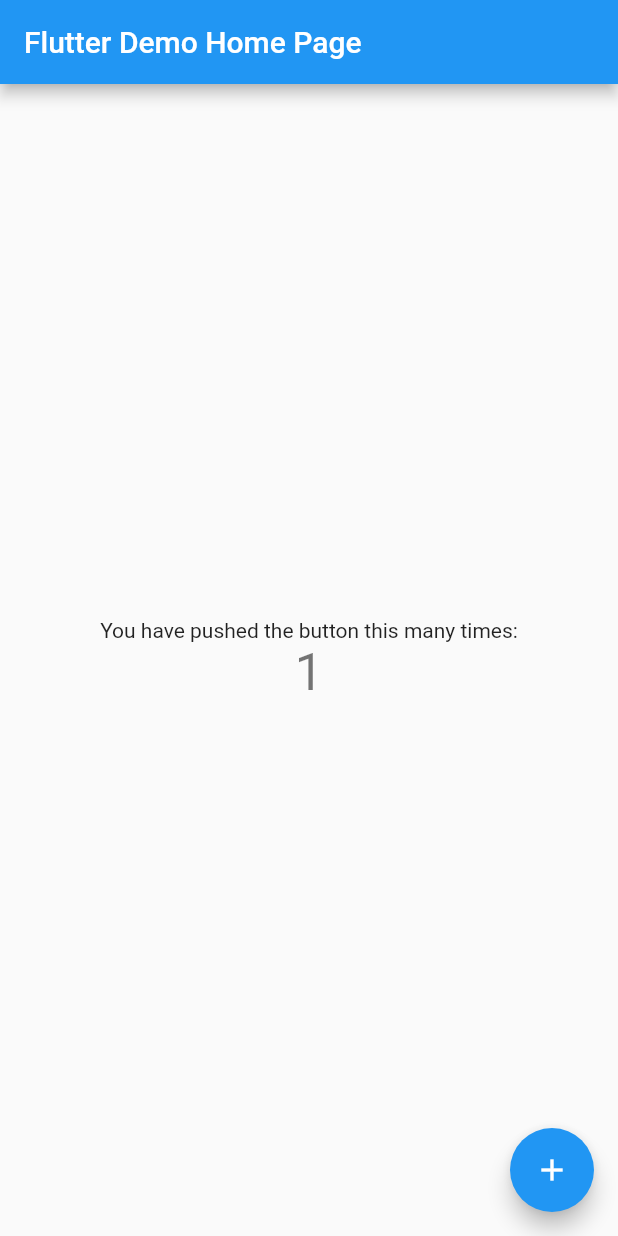
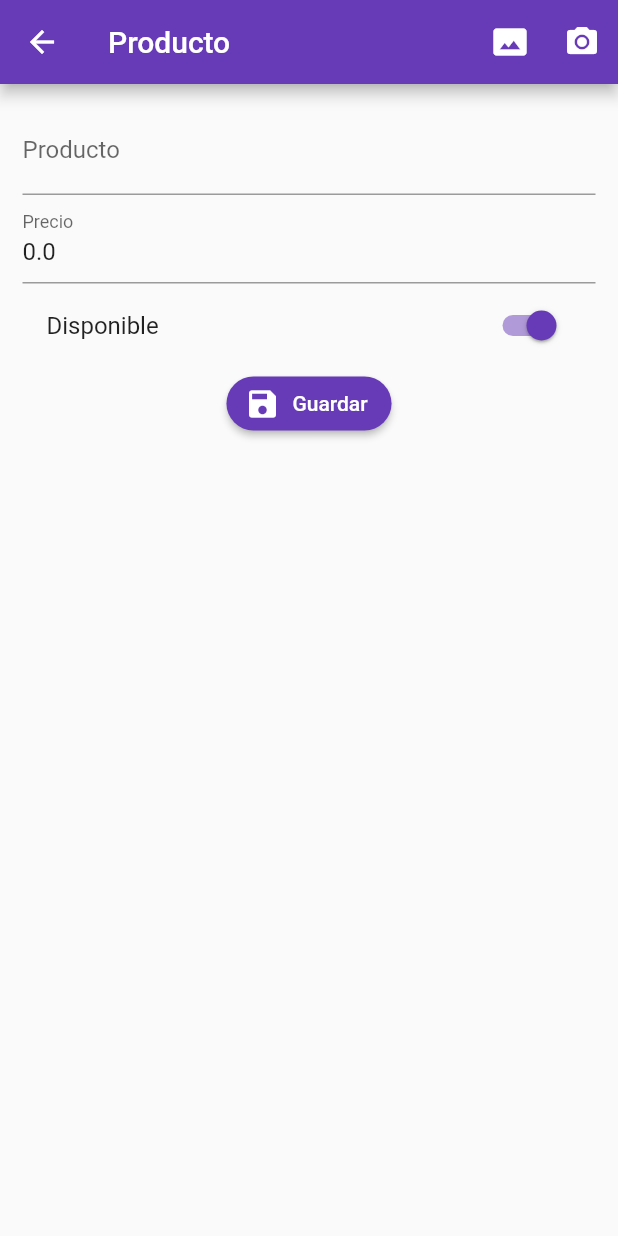
Before and after one commit to jasarmas/flutter_CRUD_REST, a Flutter app: the screen it shows after launch, after a tap on the "add" icon, on a phone screen of 412 x 824 dp. Run offline on Flutter 3.47's test engine with Material 2 defaults, Android fonts, the phone set to English and light mode, and no system bars; our stand-ins replace rxdart; network calls fail.

Commit message:
commit for tracking

```diff
--- a/flutter_crud_rest/lib/main.dart
+++ b/flutter_crud_rest/lib/main.dart
@@ -1,117 +1,28 @@
 import 'package:flutter/material.dart';
+import 'package:flutter_patron_bloc/src/bloc/provider.dart';
+import 'package:flutter_patron_bloc/src/pages/home_page.dart';
+import 'package:flutter_patron_bloc/src/pages/login_page.dart';
+import 'package:flutter_patron_bloc/src/pages/product_page.dart';
 
-void main() {
-  runApp(MyApp());
-}
+void main() => runApp(MyApp());
 
 class MyApp extends StatelessWidget {
-  // This widget is the root of your application.
   @override
   Widget build(BuildContext context) {
-    return MaterialApp(
-      title: 'Flutter Demo',
-      theme: ThemeData(
-        // This is the theme of your application.
-        //
-        // Try running your application with "flutter run". You'll see the
-        // application has a blue toolbar. Then, without quitting the app, try
-        // changing the primarySwatch below to Colors.green and then invoke
-        // "hot reload" (press "r" in the console where you ran "flutter run",
-        // or simply save your changes to "hot reload" in a Flutter IDE).
-        // Notice that the counter didn't reset back to zero; the application
-        // is not restarted.
-        primarySwatch: Colors.blue,
-        // This makes the visual density adapt to the platform that you run
-        // the app on. For desktop platforms, the controls will be smaller and
-        // closer together (more dense) than on mobile platforms.
-        visualDensity: VisualDensity.adaptivePlatformDensity,
+    return Provider(
+      child: MaterialApp(
+        title: 'Material App',
+        debugShowCheckedModeBanner: false,
+        initialRoute: "home",
+        routes: {
+          "login": (BuildContext context) => LoginPage(),
+          "home": (BuildContext context) => HomePage(),
+          "product": (BuildContext context) => ProductPage(),
+        },
+        theme: ThemeData(
+          primaryColor: Colors.deepPurple,
+        ),
       ),
-      home: MyHomePage(title: 'Flutter Demo Home Page'),
     );
   }
 }
-
-class MyHomePage extends StatefulWidget {
-  MyHomePage({Key key, this.title}) : super(key: key);
-
-  // This widget is the home page of your application. It is stateful, meaning
-  // that it has a State object (defined below) that contains fields that affect
-  // how it looks.
-
-  // This class is the configuration for the state. It holds the values (in this
-  // case the title) provided by the parent (in this case the App widget) and
-  // used by the build method of the State. Fields in a Widget subclass are
-  // always marked "final".
-
-  final String title;
-
-  @override
-  _MyHomePageState createState() => _MyHomePageState();
-}
-
-class _MyHomePageState extends State<MyHomePage> {
-  int _counter = 0;
-
-  void _incrementCounter() {
-    setState(() {
-      // This call to setState tells the Flutter framework that something has
-      // changed in this State, which causes it to rerun the build method below
-      // so that the display can reflect the updated values. If we changed
-      // _counter without calling setState(), then the build method would not be
-      // called again, and so nothing would appear to happen.
-      _counter++;
-    });
-  }
-
-  @override
-  Widget build(BuildContext context) {
-    // This method is rerun every time setState is called, for instance as done
-    // by the _incrementCounter method above.
-    //
-    // The Flutter framework has been optimized to make rerunning build methods
-    // fast, so that you can just rebuild anything that needs updating rather
-    // than having to individually change instances of widgets.
-    return Scaffold(
-      appBar: AppBar(
-        // Here we take the value from the MyHomePage object that was created by
-        // the App.build method, and use it to set our appbar title.
-        title: Text(widget.title),
-      ),
-      body: Center(
-        // Center is a layout widget. It takes a single child and positions it
-        // in the middle of the parent.
-        child: Column(
-          // Column is also a layout widget. It takes a list of children and
-          // arranges them vertically. By default, it sizes itself to fit its
-          // children horizontally, and tries to be as tall as its parent.
-          //
-          // Invoke "debug painting" (press "p" in the console, choose the
-          // "Toggle Debug Paint" action from the Flutter Inspector in Android
-          // Studio, or the "Toggle Debug Paint" command in Visual Studio Code)
-          // to see the wireframe for each widget.
-          //
-          // Column has various properties to control how it sizes itself and
-          // how it positions its children. Here we use mainAxisAlignment to
-          // center the children vertically; the main axis here is the vertical
-          // axis because Columns are vertical (the cross axis would be
-          // horizontal).
-          mainAxisAlignment: MainAxisAlignment.center,
-          children: <Widget>[
-            Text(
-              'You have pushed the button this many times:',
-            ),
-            Text(
-              '$_counter',
-              style: Theme.of(context).textTheme.headline4,
-            ),
-          ],
-        ),
-      ),
-      floatingActionButton: FloatingActionButton(
-        onPressed: _incrementCounter,
-        tooltip: 'Increment',
-        child: Icon(Icons.add),
-      ), // This trailing comma makes auto-formatting nicer for build methods.
-    );
-  }
-}
--- /dev/null
+++ b/flutter_crud_rest/lib/src/bloc/login_bloc.dart
@@ -0,0 +1,32 @@
+import 'dart:async';
+
+import 'package:flutter_patron_bloc/src/bloc/validators.dart';
+import 'package:rxdart/rxdart.dart';
+
+class LoginBloc with Validators {
+  final _emailController = BehaviorSubject<String>();
+  final _passwordController = BehaviorSubject<String>();
+
+  //recuperar dato del stream
+  Stream<String> get emailStream =>
+      _emailController.stream.transform(validateEmail);
+  Stream<String> get passwordStream =>
+      _passwordController.stream.transform(validatePassword);
+
+  Stream<bool> get formValidStream =>
+      Rx.combineLatest2(emailStream, passwordStream, (e, p) => true);
+
+  //insertar valores al stream
+  Function(String) get changeEmail => _emailController.sink.add;
+  Function(String) get changePassword => _passwordController.sink.add;
+
+  //Obtener ultimo valor de los streams
+  String get email => _emailController.value;
+  String get password => _passwordController.value;
+
+  //cerrar
+  dispose() {
+    _emailController?.close();
+    _passwordController?.close();
+  }
+}
--- /dev/null
+++ b/flutter_crud_rest/lib/src/bloc/provider.dart
@@ -0,0 +1,27 @@
+import 'package:flutter/material.dart';
+import 'package:flutter_patron_bloc/src/bloc/login_bloc.dart';
+export 'package:flutter_patron_bloc/src/bloc/login_bloc.dart';
+
+class Provider extends InheritedWidget {
+  static Provider _instance;
+
+  factory Provider({Key key, Widget child}) {
+    if (_instance == null) {
+      _instance = new Provider._internal(key: key, child: child);
+    }
+    return _instance;
+  }
+
+  Provider._internal({Key key, Widget child}) : super(key: key, child: child);
+
+  final loginBloc = LoginBloc();
+
+  //Provider({Key key, Widget child}) : super(key: key, child: child);
+
+  @override
+  bool updateShouldNotify(covariant InheritedWidget oldWidget) => true;
+
+  static LoginBloc of(BuildContext context) {
+    return context.dependOnInheritedWidgetOfExactType<Provider>().loginBloc;
+  }
+}
--- /dev/null
+++ b/flutter_crud_rest/lib/src/models/product_model.dart
@@ -0,0 +1,42 @@
+// To parse this JSON data, do
+//
+//     final productModel = productModelFromJson(jsonString);
+
+import 'dart:convert';
+
+ProductModel productModelFromJson(String str) =>
+    ProductModel.fromJson(json.decode(str));
+
+String productModelToJson(ProductModel data) => json.encode(data.toJson());
+
+class ProductModel {
+  ProductModel({
+    this.id,
+    this.title = "",
+    this.value = 0.0,
+    this.available = true,
+    this.photoUrl,
+  });
+
+  String id;
+  String title;
+  double value;
+  bool available;
+  String photoUrl;
+
+  factory ProductModel.fromJson(Map<String, dynamic> json) => ProductModel(
+        id: json["id"],
+        title: json["title"],
+        value: json["value"],
+        available: json["available"],
+        photoUrl: json["photoUrl"],
+      );
+
+  Map<String, dynamic> toJson() => {
+        // "id": id,
+        "title": title,
+        "value": value,
+        "available": available,
+        "photoUrl": photoUrl,
+      };
+}
--- /dev/null
+++ b/flutter_crud_rest/lib/src/pages/home_page.dart
@@ -0,0 +1,68 @@
+import 'package:flutter/material.dart';
+import 'package:flutter_patron_bloc/src/bloc/provider.dart';
+import 'package:flutter_patron_bloc/src/models/product_model.dart';
+import 'package:flutter_patron_bloc/src/providers/products_provider.dart';
+
+class HomePage extends StatefulWidget {
+  @override
+  _HomePageState createState() => _HomePageState();
+}
+
+class _HomePageState extends State<HomePage> {
+  final productsProvider = new ProductsProvider();
+
+  @override
+  Widget build(BuildContext context) {
+    final bloc = Provider.of(context);
+
+    return Scaffold(
+      appBar: AppBar(
+        title: Center(child: Text("HomePage")),
+      ),
+      body: _createProductList(),
+      floatingActionButton: _createButton(context),
+    );
+  }
+
+  Widget _createButton(BuildContext context) {
+    return FloatingActionButton(
+      onPressed: () => Navigator.pushNamed(context, "product")
+          .then((value) => setState(() {})),
+      child: Icon(Icons.add),
+      backgroundColor: Colors.deepOrangeAccent,
+    );
+  }
+
+  Widget _createProductList() {
+    return FutureBuilder(
+      future: productsProvider.loadProducts(),
+      builder:
+          (BuildContext context, AsyncSnapshot<List<ProductModel>> snapshot) {
+        if (snapshot.hasData) {
+          final products = snapshot.data;
+          return ListView.builder(
+            itemCount: products.length,
+            itemBuilder: (context, i) => _createItem(products[i], context),
+          );
+        } else {
+          return Center(child: CircularProgressIndicator());
+        }
+      },
+    );
+  }
+
+  Widget _createItem(ProductModel product, BuildContext context) {
+    return Dismissible(
+      key: UniqueKey(),
+      background: Container(color: Colors.red),
+      onDismissed: (direction) =>
+          productsProvider.deleteProduct(product.id), //borrar item,
+      child: ListTile(
+        title: Text("${product.title} - ${product.value}"),
+        subtitle: Text(product.id),
+        onTap: () => Navigator.pushNamed(context, "product", arguments: product)
+            .then((value) => setState(() {})),
+      ),
+    );
+  }
+}
--- /dev/null
+++ b/flutter_crud_rest/lib/src/pages/product_page.dart
@@ -0,0 +1,142 @@
+import 'package:flutter/material.dart';
+import 'package:flutter_patron_bloc/src/models/product_model.dart';
+import 'package:flutter_patron_bloc/src/providers/products_provider.dart';
+import 'package:flutter_patron_bloc/src/utils/utils.dart' as utils;
+
+class ProductPage extends StatefulWidget {
+  @override
+  _ProductPageState createState() => _ProductPageState();
+}
+
+class _ProductPageState extends State<ProductPage> {
+  final formKey = GlobalKey<FormState>();
+  final scaffoldKey = GlobalKey<ScaffoldState>();
+  final productsProvider = new ProductsProvider();
+
+  ProductModel product = new ProductModel();
+  bool _saving = false;
+
+  @override
+  Widget build(BuildContext context) {
+    final ProductModel prodData = ModalRoute.of(context).settings.arguments;
+    if (prodData != null) {
+      product = prodData;
+    }
+
+    return Scaffold(
+      key: scaffoldKey,
+      appBar: AppBar(
+        title: Text("Producto"),
+        actions: [
+          IconButton(
+              icon: Icon(Icons.photo_size_select_actual), onPressed: () {}),
+          IconButton(icon: Icon(Icons.camera_alt), onPressed: () {}),
+        ],
+      ),
+      body: SingleChildScrollView(
+        child: Container(
+          padding: EdgeInsets.all(15.0),
+          child: Form(
+            key: formKey,
+            child: Column(
+              children: [
+                _createName(),
+                _createPrice(),
+                _createAvailable(),
+                _createButton(),
+              ],
+            ),
+          ),
+        ),
+      ),
+    );
+  }
+
+  Widget _createName() {
+    return TextFormField(
+      initialValue: product.title,
+      textCapitalization: TextCapitalization.sentences,
+      decoration: InputDecoration(
+        labelText: "Producto",
+      ),
+      onSaved: (newValue) => product.title = newValue,
+      validator: (value) {
+        if (value.length < 3) {
+          return "Ingrese nombre del producto";
+        }
+        return null;
+      },
+    );
+  }
+
+  Widget _createPrice() {
+    return TextFormField(
+      initialValue: product.value.toString(),
+      keyboardType: TextInputType.numberWithOptions(decimal: true),
+      decoration: InputDecoration(
+        labelText: "Precio",
+      ),
+      onSaved: (newValue) => product.value = double.parse(newValue),
+      validator: (value) {
+        if (utils.isNumeric(value)) {
+          return null;
+        } else {
+          return "Solo números";
+        }
+      },
+    );
+  }
+
+  Widget _createButton() {
+    return RaisedButton.icon(
+      onPressed: _saving ? null : _submit,
+      icon: Icon(Icons.save),
+      label: Text("Guardar"),
+      shape: RoundedRectangleBorder(
+        borderRadius: BorderRadius.circular(20.0),
+      ),
+      color: Colors.deepPurple,
+      textColor: Colors.white,
+    );
+  }
+
+  void _submit() {
+    if (!formKey.currentState.validate()) return;
+
+    formKey.currentState.save();
+
+    setState(() {
+      _saving = true;
+    });
+
+    if (product.id == null) {
+      productsProvider.createProduct(product);
+    } else {
+      productsProvider.editProduct(product);
+    }
+
+    displaySnackBar("Registro guardado");
+
+    Navigator.pop(context);
+  }
+
+  Widget _createAvailable() {
+    return SwitchListTile(
+      value: product.available,
+      activeColor: Colors.deepPurple,
+      onChanged: (value) => setState(() {
+        product.available = value;
+      }),
+      title: Text("Disponible"),
+    );
+  }
+
+  void displaySnackBar(String message) {
+    final snackbar = SnackBar(
+      content: Text(message),
+      duration: Duration(milliseconds: 1500),
+    );
+
+    scaffoldKey.currentState.showSnackBar(snackbar);
+  }
+}
--- /dev/null
+++ b/flutter_crud_rest/lib/src/providers/products_provider.dart
@@ -0,0 +1,55 @@
+import 'dart:convert';
+
+import "package:http/http.dart" as http;
+import 'package:flutter_patron_bloc/src/models/product_model.dart';
+
+class ProductsProvider {
+  final String _url =
+      "https://flutter-varios-37eab-default-rtdb.firebaseio.com";
+
+  Future<bool> createProduct(ProductModel product) async {
+    final url = "$_url/products.json";
+
+    final response = await http.post(url, body: productModelToJson(product));
+
+    final decodedData = json.decode(response.body);
+    return true;
+  }
+
+  Future<bool> editProduct(ProductModel product) async {
+    final url = "$_url/products/${product.id}.json";
+
+    final response = await http.put(url, body: productModelToJson(product));
+
+    final decodedData = json.decode(response.body);
+    return true;
+  }
+
+  Future<List<ProductModel>> loadProducts() async {
+    final url = "$_url/products.json";
+
+    final response = await http.get(url);
+
+    final Map<String, dynamic> decodedData = json.decode(response.body);
+
+    final List<ProductModel> products = new List();
+
+    if (decodedData == null) return [];
+
+    decodedData.forEach((id, product) {
+      final prodTemp = ProductModel.fromJson(product);
+      prodTemp.id = id;
+
+      products.add(prodTemp);
+    });
+
+    return products;
+  }
+
+  Future<int> deleteProduct(String id) async {
+    final url = "$_url/products/$id.json";
+
+    final response = await http.delete(url);
+    return 1;
+  }
+}
```
Also changed, not shown: flutter_crud_rest/lib/src/bloc/validators.dart (added, +25 -0 lines), flutter_crud_rest/lib/src/pages/login_page.dart (added, +194 -0 lines), flutter_crud_rest/lib/src/utils/utils.dart (added, +7 -0 lines), flutter_crud_rest/pubspec.yaml (+4 -4 lines), flutter_crud_rest/pubspec.lock, 10 other files.
